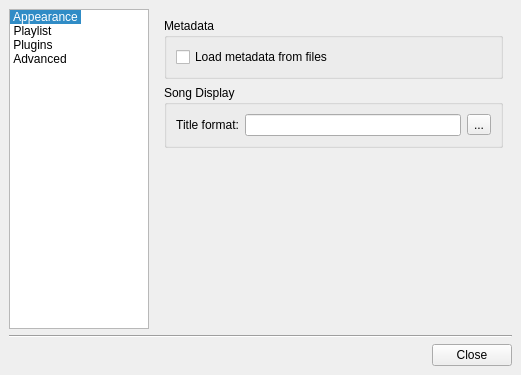
calupator/QMMP, file src/configdialog.ui: the form before one commit.
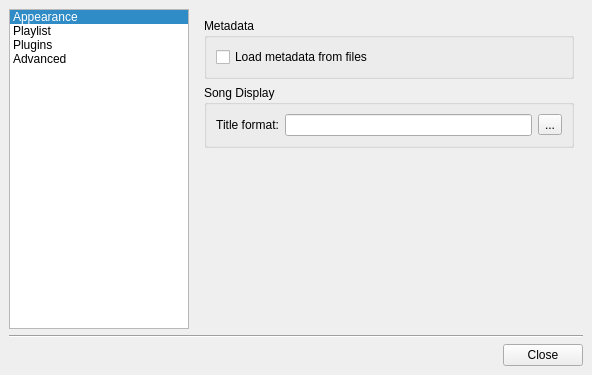
The form after the commit. The open tabs and pages were chosen to show the change. Icons and pictures are not drawn.

Commit message: using list mode in the config dialog

The edit to the form file:
```diff
--- a/src/configdialog.ui
+++ b/src/configdialog.ui
@@ -5,7 +5,7 @@
    <rect>
     <x>0</x>
     <y>0</y>
-    <width>521</width>
+    <width>592</width>
     <height>375</height>
    </rect>
   </property>
@@ -30,19 +30,23 @@
      <item>
       <widget class="QListWidget" name="contentsWidget" >
        <property name="sizePolicy" >
-        <sizepolicy>
-         <hsizetype>7</hsizetype>
-         <vsizetype>7</vsizetype>
+        <sizepolicy vsizetype="Expanding" hsizetype="Expanding" >
          <horstretch>0</horstretch>
          <verstretch>0</verstretch>
         </sizepolicy>
        </property>
        <property name="maximumSize" >
         <size>
-         <width>140</width>
+         <width>180</width>
          <height>16777215</height>
         </size>
        </property>
+       <property name="iconSize" >
+        <size>
+         <width>38</width>
+         <height>38</height>
+        </size>
+       </property>
        <property name="movement" >
         <enum>QListView::Static</enum>
        </property>
@@ -56,7 +60,7 @@
         <enum>QListView::Adjust</enum>
        </property>
        <property name="viewMode" >
-        <enum>QListView::IconMode</enum>
+        <enum>QListView::ListMode</enum>
        </property>
        <property name="uniformItemSizes" >
         <bool>false</bool>
@@ -107,9 +111,7 @@
      <item>
       <widget class="QStackedWidget" name="stackedWidget" >
        <property name="sizePolicy" >
-        <sizepolicy>
-         <hsizetype>5</hsizetype>
-         <vsizetype>5</vsizetype>
+        <sizepolicy vsizetype="Preferred" hsizetype="Preferred" >
          <horstretch>0</horstretch>
          <verstretch>0</verstretch>
         </sizepolicy>
@@ -253,7 +255,19 @@
          <property name="margin" >
           <number>9</number>
          </property>
-         <property name="spacing" >
+         <property name="topMargin" >
+          <number>9</number>
+         </property>
+         <property name="rightMargin" >
+          <number>9</number>
+         </property>
+         <property name="bottomMargin" >
+          <number>9</number>
+         </property>
+         <property name="horizontalSpacing" >
+          <number>6</number>
+         </property>
+         <property name="verticalSpacing" >
           <number>6</number>
          </property>
          <item row="0" column="0" >
@@ -265,7 +279,19 @@
             <property name="margin" >
              <number>9</number>
             </property>
-            <property name="spacing" >
+            <property name="topMargin" >
+             <number>9</number>
+            </property>
+            <property name="rightMargin" >
+             <number>9</number>
+            </property>
+            <property name="bottomMargin" >
+             <number>9</number>
+            </property>
+            <property name="horizontalSpacing" >
+             <number>6</number>
+            </property>
+            <property name="verticalSpacing" >
              <number>6</number>
             </property>
             <item row="0" column="0" >
```
Left out of the diff: 208 changed lines with no effect on the pictures.
